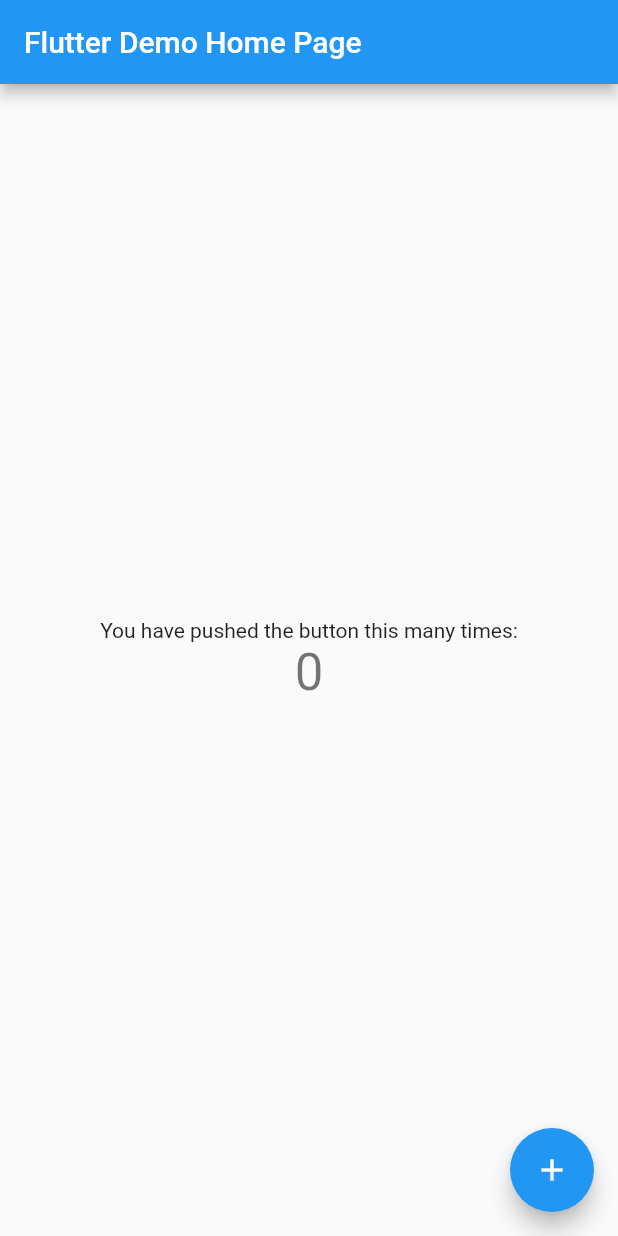
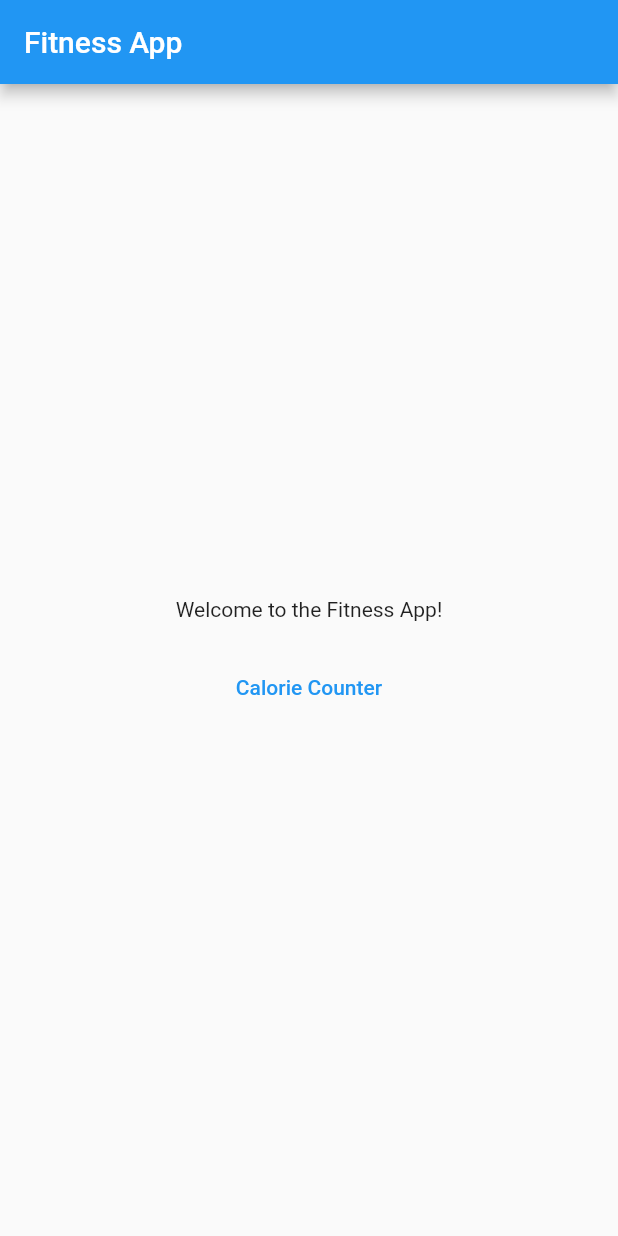
Before and after one commit to TeongYew/6002CEM_Group18, a Flutter app: the screen it shows after launch, on a phone screen of 412 x 824 dp. Run offline on Flutter 3.47's test engine with Material 2 defaults, Android fonts, the phone set to English and light mode, and no system bars.

Commit message:
made a general idea of the main menu and the calorie counter page

```diff
--- a/lib/main.dart
+++ b/lib/main.dart
@@ -1,115 +1,50 @@
+import 'package:fitness_tracker_app/calorie_counter.dart';
 import 'package:flutter/material.dart';
 
+
 void main() {
-  runApp(const MyApp());
+  runApp(FitnessApp());
 }
 
-class MyApp extends StatelessWidget {
-  const MyApp({super.key});
-
-  // This widget is the root of your application.
+class FitnessApp extends StatelessWidget {
   @override
   Widget build(BuildContext context) {
     return MaterialApp(
-      title: 'Flutter Demo',
-      theme: ThemeData(
-        // This is the theme of your application.
-        //
-        // Try running your application with "flutter run". You'll see the
-        // application has a blue toolbar. Then, without quitting the app, try
-        // changing the primarySwatch below to Colors.green and then invoke
-        // "hot reload" (press "r" in the console where you ran "flutter run",
-        // or simply save your changes to "hot reload" in a Flutter IDE).
-        // Notice that the counter didn't reset back to zero; the application
-        // is not restarted.
-        primarySwatch: Colors.blue,
-      ),
-      home: const MyHomePage(title: 'Flutter Demo Home Page'),
+      home: MainMenu(),
     );
   }
 }
 
-class MyHomePage extends StatefulWidget {
-  const MyHomePage({super.key, required this.title});
-
-  // This widget is the home page of your application. It is stateful, meaning
-  // that it has a State object (defined below) that contains fields that affect
-  // how it looks.
-
-  // This class is the configuration for the state. It holds the values (in this
-  // case the title) provided by the parent (in this case the App widget) and
-  // used by the build method of the State. Fields in a Widget subclass are
-  // always marked "final".
-
-  final String title;
-
+class MainMenu extends StatefulWidget {
   @override
-  State<MyHomePage> createState() => _MyHomePageState();
+  _MainMenuState createState() => _MainMenuState();
 }
 
-class _MyHomePageState extends State<MyHomePage> {
-  int _counter = 0;
-
-  void _incrementCounter() {
-    setState(() {
-      // This call to setState tells the Flutter framework that something has
-      // changed in this State, which causes it to rerun the build method below
-      // so that the display can reflect the updated values. If we changed
-      // _counter without calling setState(), then the build method would not be
-      // called again, and so nothing would appear to happen.
-      _counter++;
-    });
-  }
-
+class _MainMenuState extends State<MainMenu> {
   @override
   Widget build(BuildContext context) {
-    // This method is rerun every time setState is called, for instance as done
-    // by the _incrementCounter method above.
-    //
-    // The Flutter framework has been optimized to make rerunning build methods
-    // fast, so that you can just rebuild anything that needs updating rather
-    // than having to individually change instances of widgets.
     return Scaffold(
       appBar: AppBar(
-        // Here we take the value from the MyHomePage object that was created by
-        // the App.build method, and use it to set our appbar title.
-        title: Text(widget.title),
+        title: Text('Fitness App'),
       ),
       body: Center(
-        // Center is a layout widget. It takes a single child and positions it
-        // in the middle of the parent.
         child: Column(
-          // Column is also a layout widget. It takes a list of children and
-          // arranges them vertically. By default, it sizes itself to fit its
-          // children horizontally, and tries to be as tall as its parent.
-          //
-          // Invoke "debug painting" (press "p" in the console, choose the
-          // "Toggle Debug Paint" action from the Flutter Inspector in Android
-          // Studio, or the "Toggle Debug Paint" command in Visual Studio Code)
-          // to see the wireframe for each widget.
-          //
-          // Column has various properties to control how it sizes itself and
-          // how it positions its children. Here we use mainAxisAlignment to
-          // center the children vertically; the main axis here is the vertical
-          // axis because Columns are vertical (the cross axis would be
-          // horizontal).
           mainAxisAlignment: MainAxisAlignment.center,
-          children: <Widget>[
-            const Text(
-              'You have pushed the button this many times:',
-            ),
-            Text(
-              '$_counter',
-              style: Theme.of(context).textTheme.headlineMedium,
+          children: [
+            Text('Welcome to the Fitness App!'),
+            SizedBox(height: 20),
+            TextButton(
+              onPressed: () {
+                Navigator.push(
+                  context,
+                  MaterialPageRoute(builder: (context) => CalorieCounter()),
+                );
+              },
+              child: Text('Calorie Counter'),
             ),
           ],
         ),
       ),
-      floatingActionButton: FloatingActionButton(
-        onPressed: _incrementCounter,
-        tooltip: 'Increment',
-        child: const Icon(Icons.add),
-      ), // This trailing comma makes auto-formatting nicer for build methods.
     );
   }
 }
```
Also changed, not shown: lib/calorie_counter.dart (added, +136 -0 lines).
